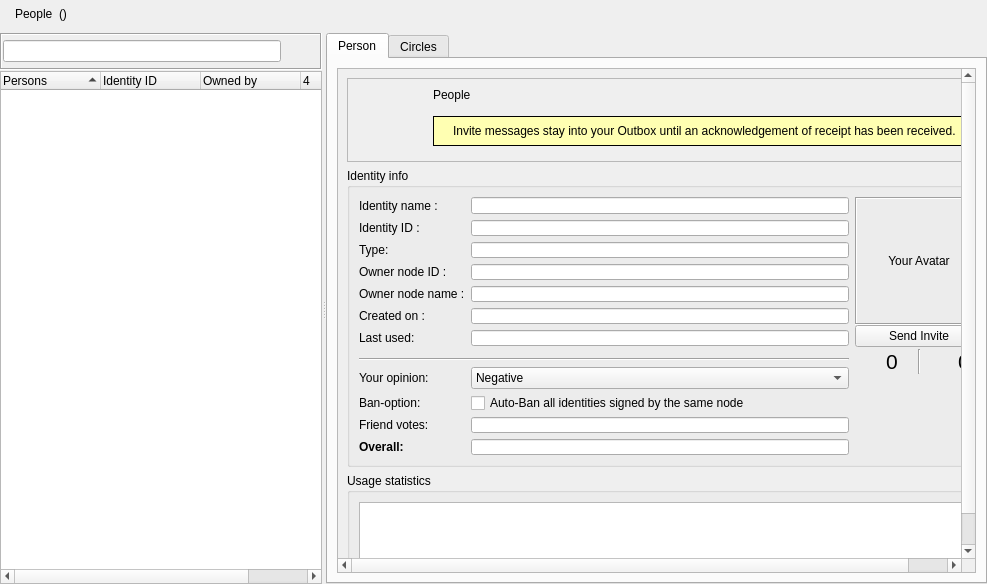
Old version of the form retroshare-gui/src/gui/Identity/IdDialog.ui in the repository RetroShare/RetroShare.
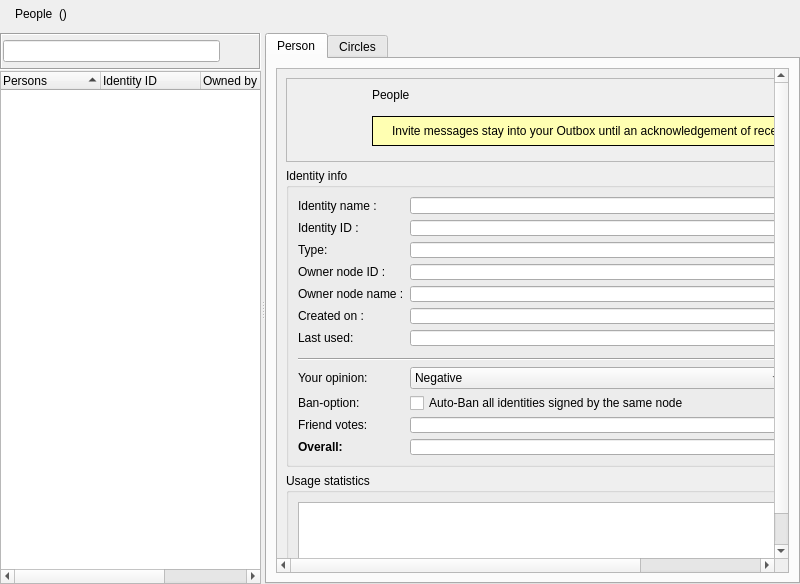
New version of the form. Icons and pictures are not drawn. Custom widgets are drawn as their Qt base class.

Commit message: Added Edit Identity button to People view

Patch:
```diff
--- a/retroshare-gui/src/gui/Identity/IdDialog.ui
+++ b/retroshare-gui/src/gui/Identity/IdDialog.ui
@@ -6,7 +6,7 @@
    <rect>
     <x>0</x>
     <y>0</y>
-    <width>987</width>
+    <width>800</width>
     <height>584</height>
    </rect>
   </property>
@@ -287,7 +287,7 @@
           <widget class="QWidget" name="scrollAreaWidgetContents">
            <property name="geometry">
             <rect>
-             <x>0</x>
+             <x>-155</x>
              <y>0</y>
              <width>634</width>
              <height>523</height>
```
Left out of the diff: 7 changed lines with no effect on the pictures. The commit also changes 1 other file.
